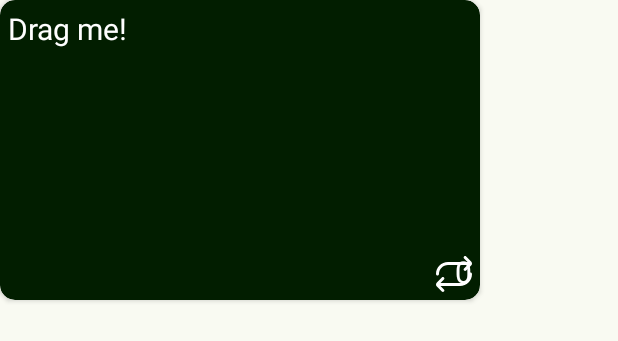
After one commit to WieserJulian/StudySwipe, an Android app: the layout fragment_card.xml on its own in the app's theme, with its tools: preview values and no code run, on a phone screen of 412 x 824 dp. The commit adds this screen. Shown: the top 341 px of the screen. Run offline under Robolectric (Android 15) with nearby library versions, the light colour scheme and no system bars.

Commit message:
New Card Fragment

```diff
--- a/app/src/main/AndroidManifest.xml
+++ b/app/src/main/AndroidManifest.xml
@@ -16,7 +16,8 @@
         android:enableOnBackInvokedCallback="true">
         <activity
             android:name=".MainActivity"
-            android:exported="true">
+            android:exported="true"
+            android:windowSoftInputMode="adjustPan">
             <intent-filter>
                 <action android:name="android.intent.action.MAIN" />
 
--- a/app/src/main/java/com/example/studyswipe/ui/create/EditQuestionFragment.kt
+++ b/app/src/main/java/com/example/studyswipe/ui/create/EditQuestionFragment.kt
@@ -20,7 +20,7 @@ class EditQuestionFragment : Fragment() {
     // onDestroyView.
     private val binding get() = _binding!!
 
-    private val question = Question("","", 0)
+    private val question = Question("","", 0)k
 
     override fun onCreate(savedInstanceState: Bundle?) {
         super.onCreate(savedInstanceState)
--- /dev/null
+++ b/app/src/main/res/layout/fragment_card.xml
@@ -0,0 +1,62 @@
+<?xml version="1.0" encoding="utf-8"?>
+<androidx.cardview.widget.CardView xmlns:android="http://schemas.android.com/apk/res/android"
+    xmlns:app="http://schemas.android.com/apk/res-auto"
+    android:id="@+id/card_view"
+    android:layout_width="320dp"
+    android:layout_height="200dp"
+    app:layout_constraintBottom_toBottomOf="parent"
+    app:layout_constraintLeft_toLeftOf="parent"
+    app:layout_constraintRight_toRightOf="parent"
+    app:layout_constraintTop_toTopOf="parent"
+    app:cardBackgroundColor="?attr/colorPrimary"
+    app:cardCornerRadius="10dp"
+    >
+
+    <androidx.constraintlayout.widget.ConstraintLayout
+        android:layout_width="match_parent"
+        android:layout_height="match_parent">
+
+        <TextView
+            android:id="@+id/questionText"
+            android:textColor="@color/design_default_color_on_primary"
+            android:layout_width="match_parent"
+            android:layout_height="match_parent"
+            android:layout_marginStart="5dp"
+            android:layout_marginTop="5dp"
+            android:layout_marginEnd="5dp"
+            android:layout_marginBottom="5dp"
+            android:text="Drag me!"
+            android:textAlignment="textStart"
+            android:textSize="20dp"
+            app:layout_constraintBottom_toBottomOf="parent"
+            app:layout_constraintEnd_toEndOf="parent"
+            app:layout_constraintStart_toStartOf="parent"
+            app:layout_constraintTop_toTopOf="parent" />
+
+        <TextView
+            android:id="@+id/questionPoints"
+            android:layout_width="0dp"
+            android:layout_height="wrap_content"
+            android:layout_marginEnd="5dp"
+            android:layout_marginBottom="5dp"
+            android:text="0"
+            android:textColor="@color/design_default_color_on_primary"
+            android:textAlignment="center"
+            android:textSize="20dp"
+            app:layout_constraintBottom_toBottomOf="parent"
+            app:layout_constraintEnd_toEndOf="parent" />
+
+        <ImageView
+            android:id="@+id/swapImage"
+            android:layout_width="wrap_content"
+            android:layout_height="wrap_content"
+            android:layout_marginEnd="5dp"
+            android:layout_marginBottom="5dp"
+            android:tint="@color/design_default_color_on_primary"
+            app:layout_constraintBottom_toBottomOf="parent"
+            app:layout_constraintEnd_toEndOf="parent"
+            app:srcCompat="@drawable/nav_flip_24dp" />
+
+    </androidx.constraintlayout.widget.ConstraintLayout>
+
+</androidx.cardview.widget.CardView>
--- a/app/src/main/res/layout/fragment_home.xml
+++ b/app/src/main/res/layout/fragment_home.xml
@@ -13,8 +13,9 @@
         android:layout_height="50dp"
         android:hint="@string/searchTopics"
         app:layout_constraintEnd_toEndOf="parent"
+        app:layout_constraintHorizontal_bias="0.0"
         app:layout_constraintStart_toStartOf="parent"
-        app:layout_constraintTop_toTopOf="parent"/>
+        app:layout_constraintTop_toTopOf="parent" />
 
 
     <LinearLayout
```
Also changed, not shown: app/src/main/java/com/example/studyswipe/ui/add/AddFragment.kt (+69 -1 lines), app/src/main/java/com/example/studyswipe/ui/card/CardFragment.kt (added, +11 -0 lines), app/src/main/res/layout/fragment_add.xml (+33 -4 lines), app/src/main/res/layout/fragment_edit_question.xml (+17 -13 lines).
